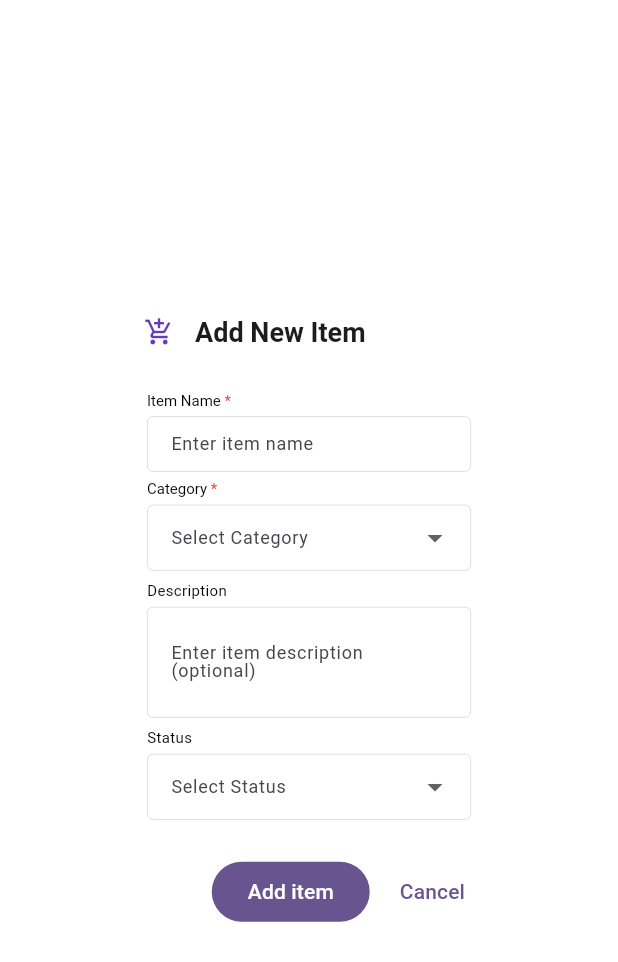
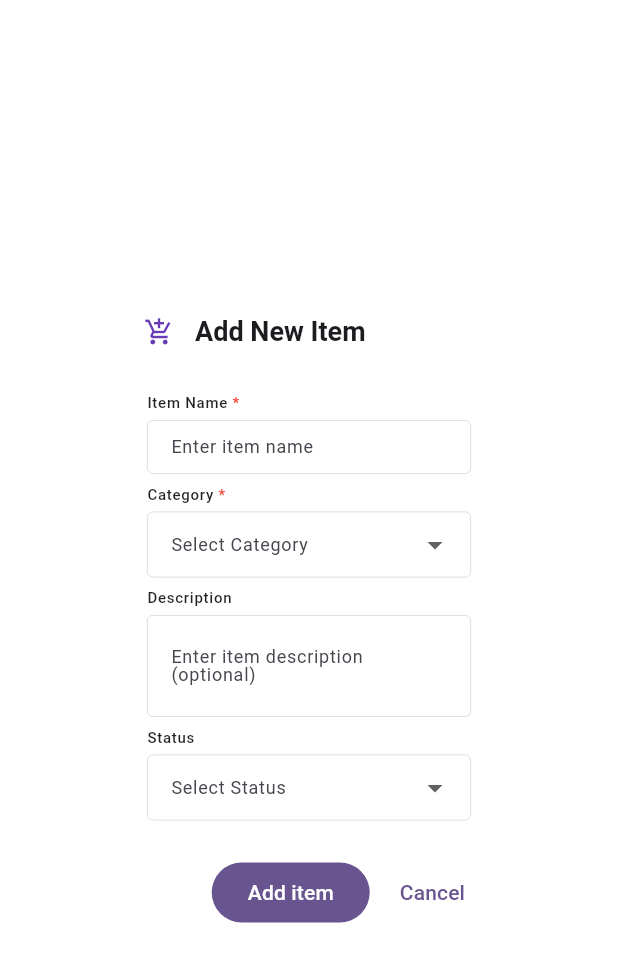
Before and after one commit to anjuarjunan/grocery_demo, a Flutter app: the AddItemDialog widget shown alone on an empty page, opened directly, on a phone screen of 412 x 824 dp. Shown: the top 962 px of the screen. Run offline on Flutter 3.47's test engine with Material 2 defaults, Android fonts, the phone set to English and light mode, and no system bars; our stand-ins replace flutter_riverpod, freezed_annotation; network calls fail.

Commit message:
styles updated

```diff
--- a/lib/screens/add_item.dart
+++ b/lib/screens/add_item.dart
@@ -86,7 +86,7 @@ class AddItemDialogState extends ConsumerState<AddItemDialog> {
                 TextFormField(
                   controller: _nameController,
                   autovalidateMode: AutovalidateMode.onUserInteraction,
-                  style: Theme.of(context).textTheme.labelSmall,
+                  style: Theme.of(context).textTheme.bodySmall,
                   validator: (value) {
                     if (value == null || value.trim().isEmpty) {
                       return 'Please enter name';
@@ -108,7 +108,7 @@ class AddItemDialogState extends ConsumerState<AddItemDialog> {
                   autovalidateMode: AutovalidateMode.onUserInteraction,
                   value: selectedCategory,
                   isDense: true,
-                  style: const TextStyle(fontSize: 12, color: Colors.black),
+                  style: Theme.of(context).textTheme.bodySmall,
                   validator: (value) =>
                       value == null ? 'Please select a category' : null,
                   decoration: const InputDecoration(
@@ -135,24 +135,26 @@ class AddItemDialogState extends ConsumerState<AddItemDialog> {
                   },
                 ),
                 const SizedBox(height: 6),
-                const Text('Description',
-                    style: TextStyle(color: Colors.black, fontSize: 10)),
+                Text('Description',
+                    style: Theme.of(context).textTheme.labelSmall),
                 const SizedBox(height: 4),
                 TextField(
                   controller: _descriptionController,
-                  style: const TextStyle(fontSize: 12, color: Colors.black),
+                  style: Theme.of(context).textTheme.bodySmall,
                   maxLines: 3,
                   decoration: const InputDecoration(
                     label: Text('Enter item description (optional)'),
                   ),
                 ),
                 const SizedBox(height: 6),
-                const Text('Status',
-                    style: TextStyle(color: Colors.black, fontSize: 10)),
+                Text(
+                  'Status',
+                  style: Theme.of(context).textTheme.labelSmall,
+                ),
                 const SizedBox(height: 4),
                 DropdownButtonFormField<String>(
                   isDense: true,
-                  style: const TextStyle(fontSize: 12, color: Colors.black),
+                  style: Theme.of(context).textTheme.bodySmall,
                   value: selectedStatus,
                   decoration: const InputDecoration(
                     labelText: 'Select Status',
@@ -217,10 +219,15 @@ class LabelAsterisk extends StatelessWidget {
     return RichText(
       text: TextSpan(children: [
         TextSpan(
-            text: '$label ',
-            style: const TextStyle(color: Colors.black, fontSize: 10)),
-        const TextSpan(
-            text: '*', style: TextStyle(color: Colors.red, fontSize: 10)),
+          text: '$label ',
+          style: Theme.of(context).textTheme.labelSmall,
+        ),
+        TextSpan(
+            text: '*',
+            style: Theme.of(context)
+                .textTheme
+                .labelSmall
+                ?.copyWith(color: Colors.red)),
       ]),
     );
   }
--- a/lib/screens/grocery_list.dart
+++ b/lib/screens/grocery_list.dart
@@ -14,7 +14,6 @@ class GroceryList extends ConsumerWidget {
 
     return Scaffold(
       appBar: AppBar(
-          backgroundColor: Colors.white,
           title: Align(
             alignment: Alignment.centerLeft,
             child: Text(
--- a/lib/theme/app_theme.dart
+++ b/lib/theme/app_theme.dart
@@ -4,7 +4,7 @@ class AppTheme {
   static ThemeData lightTheme = ThemeData(
     brightness: Brightness.light,
     useMaterial3: true,
-    scaffoldBackgroundColor: Colors.white,
+    scaffoldBackgroundColor: Colors.transparent,
     primaryColor: Colors.deepPurple,
     colorScheme: ColorScheme.fromSeed(
       seedColor: Colors.deepPurple,
@@ -12,6 +12,7 @@ class AppTheme {
     ),
     appBarTheme: const AppBarTheme(
       backgroundColor: Colors.white,
+      surfaceTintColor: Colors.white,
       elevation: 1,
       titleTextStyle: TextStyle(
         fontSize: 16,
@@ -22,8 +23,8 @@ class AppTheme {
     ),
     textTheme: const TextTheme(
       titleLarge: TextStyle(fontSize: 18, fontWeight: FontWeight.bold),
-      bodyMedium: TextStyle(fontSize: 14, color: Colors.black87),
-      labelSmall: TextStyle(fontSize: 12, color: Colors.grey),
+      bodyMedium: TextStyle(fontSize: 12, color: Colors.black87),
+      labelSmall: TextStyle(fontSize: 10, color: Colors.black87),
     ),
     inputDecorationTheme: const InputDecorationTheme(
       isDense: true,
```
